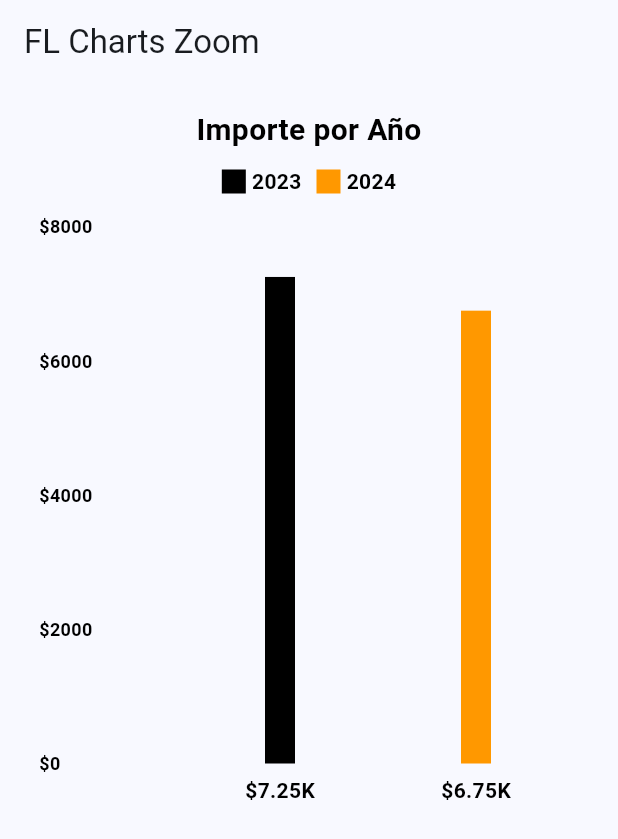
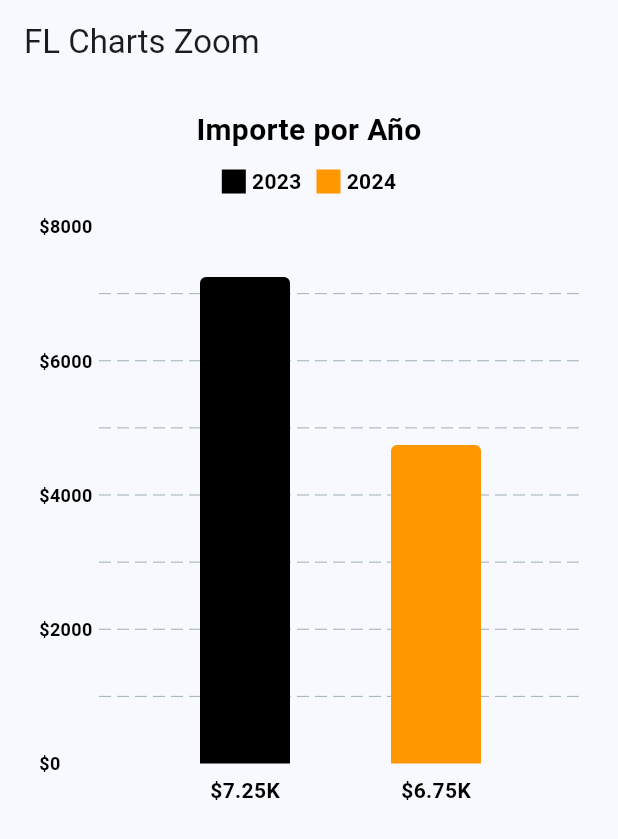
Before and after one commit to joseLuisMtzE/chart_libraries_tests, a Flutter app: the FlChartsZoomScreen screen opened by its route, on a phone screen of 412 x 824 dp. Shown: the top 839 px of the screen. Run offline on Flutter 3.47's test engine with Material 3 defaults, Android fonts, the phone set to English and light mode, and no system bars; drawn by our look-alikes of fl_chart; our stand-ins replace go_router.

Commit message:
zoomable class modified

```diff
--- a/lib/helpers/zoomable_widget.dart
+++ b/lib/helpers/zoomable_widget.dart
@@ -37,7 +37,7 @@ class ZoomableWidgetState extends State<ZoomableWidget> {
       decoration: const BoxDecoration(),
       padding: const EdgeInsets.all(10),
       clipBehavior: Clip.hardEdge,
-      width: MediaQuery.of(context).size.width,
+      width: MediaQuery.of(context).size.width - 50,
       height: 400,
       child: GestureDetector(
         onDoubleTap: _handleDoubleTap, // Restablecer zoom al hacer doble toque
--- a/lib/presentation/screens/fl_charts_zoom/bars_fl_screen_zoom.dart
+++ b/lib/presentation/screens/fl_charts_zoom/bars_fl_screen_zoom.dart
@@ -15,7 +15,7 @@ class FlChartsZoomScreen extends StatefulWidget {
 }
 
 class _FlChartsZoomScreenState extends State<FlChartsZoomScreen> {
-  final double width = 20;
+  final double width = 60;
   int touchedIndex = -1;
 
   late List<BarChartGroupData> barGroups;
@@ -23,12 +23,11 @@ class _FlChartsZoomScreenState extends State<FlChartsZoomScreen> {
   @override
   void initState() {
     super.initState();
-
     // Crear dos grupos de barras, uno para cada año
     final barGroup1 =
         makeGroupData(0, 7248.3, widget.year2023BarColor); // Datos para 2023
     final barGroup2 =
-        makeGroupData(1, 6746.06, widget.year2024BarColor); // Datos para 2024
+        makeGroupData(1, 4746.06, widget.year2024BarColor); // Datos para 2024
     barGroups = [barGroup1, barGroup2];
   }
 
@@ -77,12 +76,11 @@ class _FlChartsZoomScreenState extends State<FlChartsZoomScreen> {
               const SizedBox(
                 height: 10,
               ),
-              Expanded(
-                child: ZoomableWidget(
+              ZoomableWidget(
                 minScale: 1.0,
                 maxScale: 4.0,
                 child: SizedBox(
-                    width: MediaQuery.of(context).size.width,
+                  width: MediaQuery.of(context).size.width - 50,
                   height: 400,
                   child: BarChart(
                     BarChartData(
@@ -90,8 +88,12 @@ class _FlChartsZoomScreenState extends State<FlChartsZoomScreen> {
                       maxY: 8000,
                       barTouchData: BarTouchData(
                         touchTooltipData: BarTouchTooltipData(
+                          fitInsideVertically: true,
+                          fitInsideHorizontally: true,
                           tooltipBorder: const BorderSide(
-                                color: Colors.blueGrey, width: 2),
+                            color: Colors.blueGrey,
+                            width: 2,
+                          ),
                           tooltipRoundedRadius: 8,
                           tooltipPadding: const EdgeInsets.symmetric(
                               horizontal: 16, vertical: 8),
@@ -113,8 +115,7 @@ class _FlChartsZoomScreenState extends State<FlChartsZoomScreen> {
                             );
                           },
                         ),
-                          touchCallback:
-                              (FlTouchEvent event, barTouchResponse) {
+                        touchCallback: (FlTouchEvent event, barTouchResponse) {
                           setState(() {
                             if (!event.isInterestedForInteractions ||
                                 barTouchResponse == null ||
@@ -184,7 +185,9 @@ class _FlChartsZoomScreenState extends State<FlChartsZoomScreen> {
                         show: false,
                       ),
                       barGroups: barGroups,
-                        gridData: const FlGridData(show: false),
+                      gridData: const FlGridData(
+                        show: true,
+                        drawVerticalLine: false,
                       ),
                     ),
                   ),
@@ -205,7 +208,8 @@ class _FlChartsZoomScreenState extends State<FlChartsZoomScreen> {
           toY: y,
           color: color,
           width: width,
-          borderRadius: BorderRadius.zero,
+          borderRadius: const BorderRadius.only(
+              topLeft: Radius.circular(4), topRight: Radius.circular(4)),
         ),
       ],
     );
```
Lines whose indentation alone changed are shown as unchanged.
